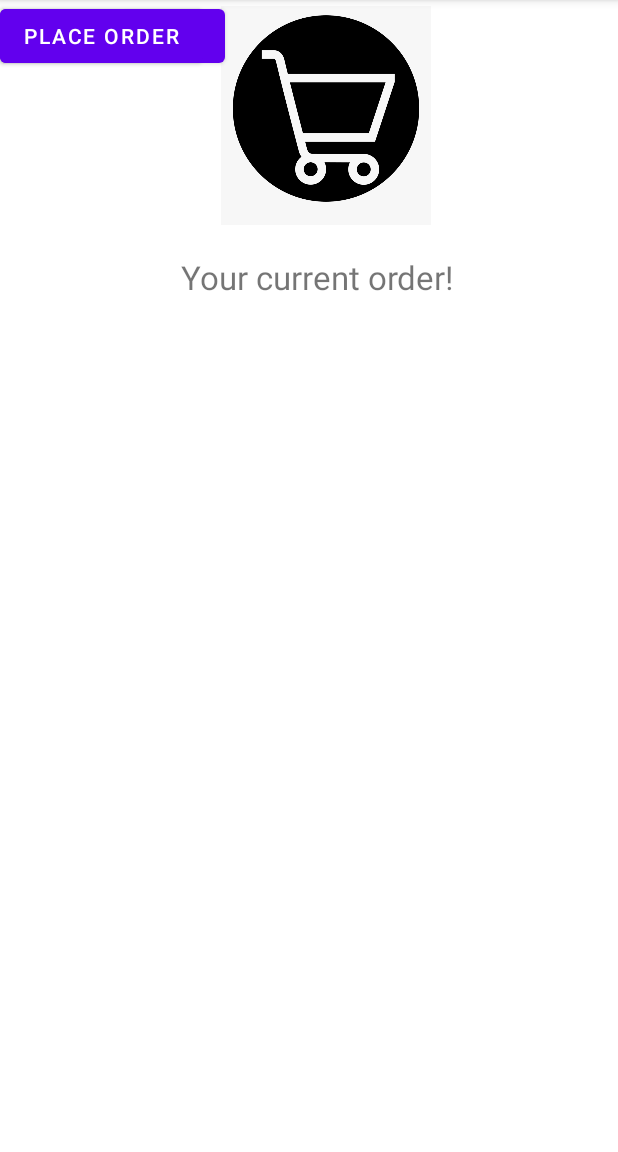
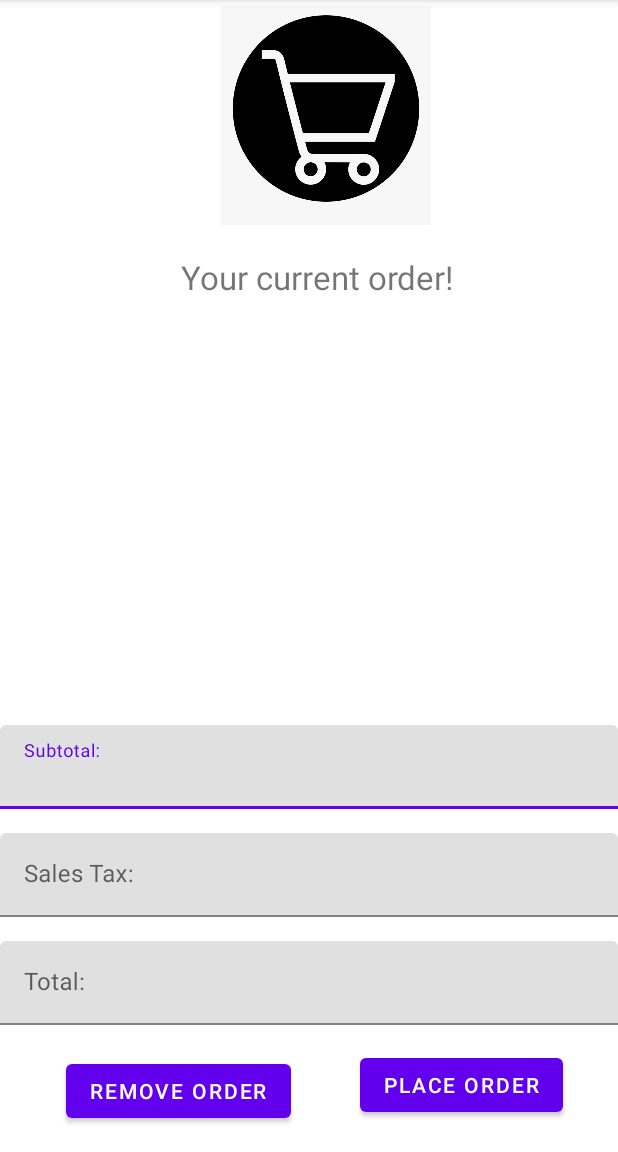
Before and after one commit to JackedCoders/RUCafeProject5, an Android app: the OrderActivity screen opened directly, with no data from a screen before it, on a phone screen of 412 x 824 dp, the part 84-1236 px from its top. Run offline under Robolectric (Android 15) with nearby library versions, the phone set to English and light mode, and no system bars.

Commit message:
more shit
dfddfd

```diff
--- a/app/src/main/AndroidManifest.xml
+++ b/app/src/main/AndroidManifest.xml
@@ -9,7 +9,8 @@
         android:roundIcon="@mipmap/ic_launcher_round"
         android:supportsRtl="true"
         android:theme="@style/Theme.RUCafeProject5">
-        <activity android:name=".StoreActivity"></activity>
+        <activity android:name=".DonutOrderActivity"></activity>
+        <activity android:name=".StoreActivity" />
         <activity android:name=".OrderActivity" />
         <activity android:name=".CoffeeActivity" />
         <activity android:name=".DonutActivity" />
--- a/app/src/main/res/layout/activity_order.xml
+++ b/app/src/main/res/layout/activity_order.xml
@@ -35,7 +35,7 @@
         android:id="@+id/currentOrder"
         android:layout_width="399dp"
         android:layout_height="256dp"
-        android:layout_marginTop="20dp"
+        android:layout_marginTop="12dp"
         app:layout_constraintEnd_toEndOf="parent"
         app:layout_constraintStart_toStartOf="parent"
         app:layout_constraintTop_toBottomOf="@+id/textView4" />
@@ -44,16 +44,66 @@
         android:id="@+id/removeOrder"
         android:layout_width="wrap_content"
         android:layout_height="wrap_content"
+        android:layout_marginStart="44dp"
+        android:layout_marginTop="20dp"
         android:text="@string/remove_order_text"
-        tools:layout_editor_absoluteX="62dp"
-        tools:layout_editor_absoluteY="683dp" />
+        app:layout_constraintStart_toStartOf="parent"
+        app:layout_constraintTop_toBottomOf="@+id/textInputLayout6" />
 
     <Button
         android:id="@+id/placeCurrentOrder"
         android:layout_width="wrap_content"
         android:layout_height="wrap_content"
+        android:layout_marginTop="16dp"
         android:text="@string/place_order_button"
-        tools:layout_editor_absoluteX="261dp"
-        tools:layout_editor_absoluteY="683dp" />
+        app:layout_constraintEnd_toEndOf="parent"
+        app:layout_constraintHorizontal_bias="0.553"
+        app:layout_constraintStart_toEndOf="@+id/removeOrder"
+        app:layout_constraintTop_toBottomOf="@+id/textInputLayout6" />
+
+    <com.google.android.material.textfield.TextInputLayout
+        android:id="@+id/textInputLayout4"
+        android:layout_width="match_parent"
+        android:layout_height="wrap_content"
+        android:layout_marginTop="16dp"
+        app:layout_constraintTop_toBottomOf="@+id/currentOrder"
+        tools:layout_editor_absoluteX="0dp">
+
+        <com.google.android.material.textfield.TextInputEditText
+            android:id="@+id/overallSubtotal"
+            android:layout_width="match_parent"
+            android:layout_height="wrap_content"
+            android:hint="@string/subtotal_activity_order" />
+    </com.google.android.material.textfield.TextInputLayout>
+
+    <com.google.android.material.textfield.TextInputLayout
+        android:id="@+id/textInputLayout5"
+        android:layout_width="match_parent"
+        android:layout_height="wrap_content"
+        android:layout_marginTop="16dp"
+        app:layout_constraintTop_toBottomOf="@+id/textInputLayout4"
+        tools:layout_editor_absoluteX="0dp">
+
+        <com.google.android.material.textfield.TextInputEditText
+            android:id="@+id/priceWithSalesTax"
+            android:layout_width="match_parent"
+            android:layout_height="wrap_content"
+            android:hint="@string/sales_tax_activity_order" />
+    </com.google.android.material.textfield.TextInputLayout>
+
+    <com.google.android.material.textfield.TextInputLayout
+        android:id="@+id/textInputLayout6"
+        android:layout_width="match_parent"
+        android:layout_height="wrap_content"
+        android:layout_marginTop="16dp"
+        app:layout_constraintTop_toBottomOf="@+id/textInputLayout5"
+        tools:layout_editor_absoluteX="0dp">
+
+        <com.google.android.material.textfield.TextInputEditText
+            android:id="@+id/finalTotalVal"
+            android:layout_width="match_parent"
+            android:layout_height="wrap_content"
+            android:hint="@string/total_activity_order" />
+    </com.google.android.material.textfield.TextInputLayout>
 
 </androidx.constraintlayout.widget.ConstraintLayout>
--- a/app/src/main/res/values/strings.xml
+++ b/app/src/main/res/values/strings.xml
@@ -21,6 +21,12 @@
     <string name="current_order_label">Your current order!</string>
     <string name="remove_order_text">Remove Order</string>
     <string name="store_order_label">All of the store orders!</string>
+    <string name="total_order_text">Total: </string>
+    <string name="sales_tax_activity_order">Sales Tax: </string>
+    <string name="subtotal_activity_order">Subtotal: </string>
+    <string name="total_activity_order">Total: </string>
+    <string name="choose_donut_quantity">Choose the quantity and hit Place Order please</string>
+    <string name="blank"> </string>
     <string-array name="quantity">
         <item>1</item>
         <item>2</item>
```
Also changed, not shown: app/src/main/java/com/example/rucafeproject5/DonutOrderActivity.java (added, +14 -0 lines), app/src/main/res/layout/activity_donut_order.xml (added, +75 -0 lines), app/src/main/res/layout/activity_store.xml (+27 -2 lines).
